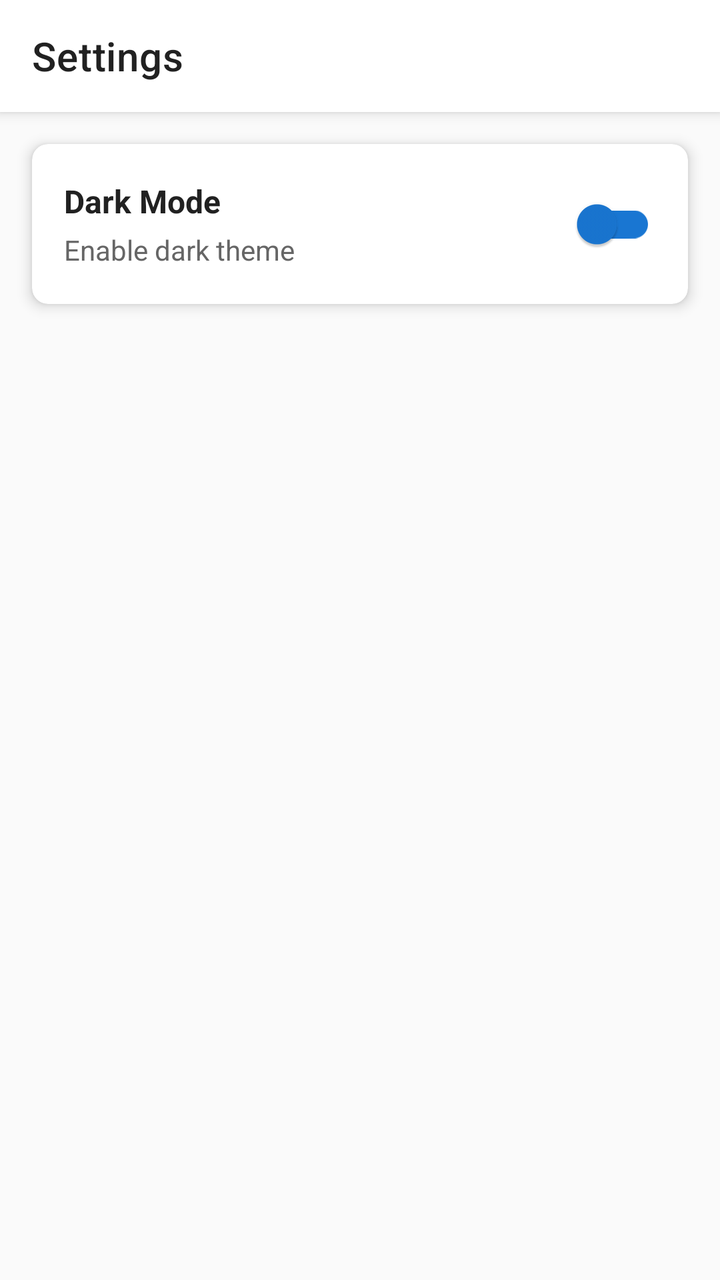
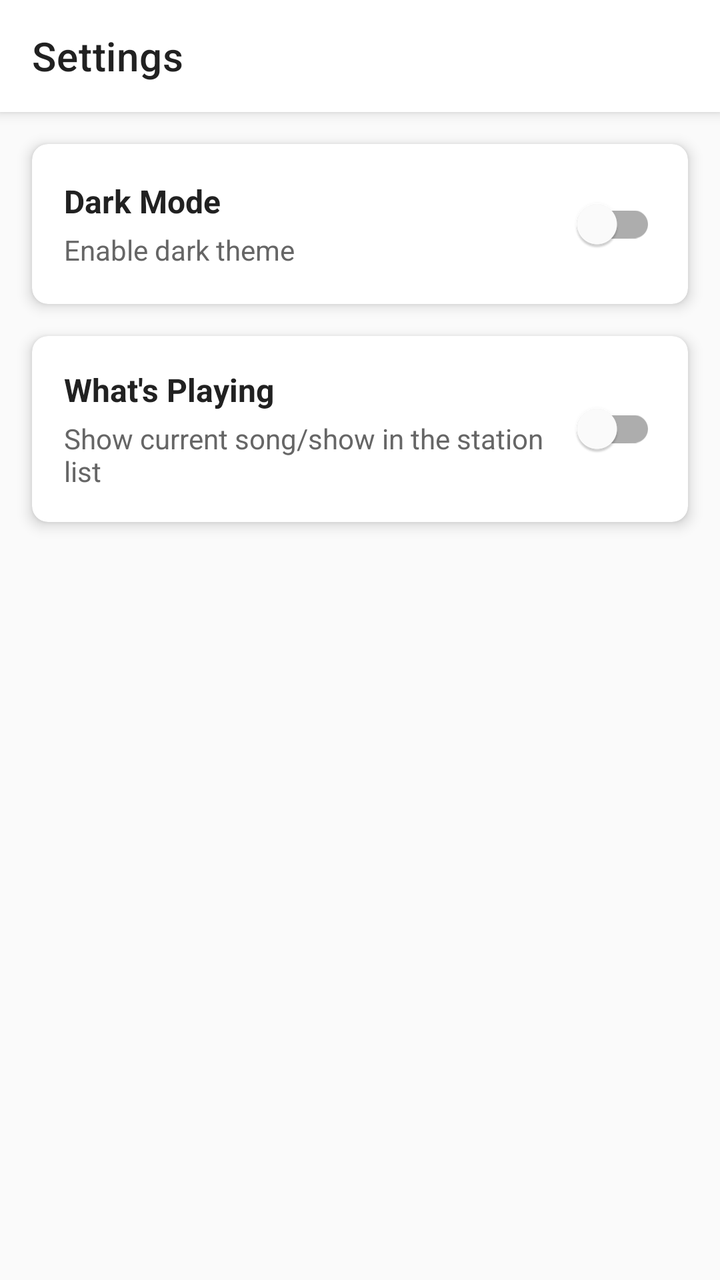

Compare the two renders of this Android layout. The source of the first and the diff that turns it into the second are given below.
<!-- AndroidManifest.xml: application theme Theme.MustacheRadio -->
<!-- res/layout/activity_settings.xml -->
<?xml version="1.0" encoding="utf-8"?>
<LinearLayout xmlns:android="http://schemas.android.com/apk/res/android"
    xmlns:app="http://schemas.android.com/apk/res-auto"
    android:layout_width="match_parent"
    android:layout_height="match_parent"
    android:orientation="vertical"
    android:background="@color/background">

    <com.google.android.material.appbar.MaterialToolbar
        android:id="@+id/toolbar"
        android:layout_width="match_parent"
        android:layout_height="?attr/actionBarSize"
        android:background="@color/toolbar_background"
        android:elevation="4dp"
        app:title="Settings"
        app:titleTextColor="@color/primary_text"
        app:navigationIconTint="@color/primary_text" />

    <com.google.android.material.card.MaterialCardView
        android:layout_width="match_parent"
        android:layout_height="wrap_content"
        android:layout_margin="16dp"
        app:cardBackgroundColor="@color/card_background"
        app:cardElevation="4dp"
        app:cardCornerRadius="8dp">

        <LinearLayout
            android:layout_width="match_parent"
            android:layout_height="wrap_content"
            android:orientation="horizontal"
            android:gravity="center_vertical"
            android:padding="16dp">

            <LinearLayout
                android:layout_width="0dp"
                android:layout_height="wrap_content"
                android:layout_weight="1"
                android:orientation="vertical">

                <TextView
                    android:layout_width="wrap_content"
                    android:layout_height="wrap_content"
                    android:text="Dark Mode"
                    android:textSize="16sp"
                    android:textColor="@color/primary_text"
                    android:textStyle="bold" />

                <TextView
                    android:layout_width="wrap_content"
                    android:layout_height="wrap_content"
                    android:text="Enable dark theme"
                    android:textSize="14sp"
                    android:textColor="@color/secondary_text"
                    android:layout_marginTop="4dp" />

            </LinearLayout>

            <com.google.android.material.switchmaterial.SwitchMaterial
                android:id="@+id/darkModeSwitch"
                android:layout_width="wrap_content"
                android:layout_height="wrap_content"
                app:thumbTint="@color/primary"
                app:trackTint="@color/primary" />

        </LinearLayout>

    </com.google.android.material.card.MaterialCardView>

    <TextView
        android:id="@+id/versionText"
        android:layout_width="match_parent"
        android:layout_height="wrap_content"
        android:layout_marginTop="16dp"
        android:gravity="center"
        android:textSize="13sp"
        android:textColor="@color/secondary_text" />

</LinearLayout>
<!-- resources referenced by this layout -->
<resources>
  <color name="background">#FAFAFA</color>
  <color name="card_background">#FFFFFF</color>
  <color name="primary">#1976D2</color>
  <color name="primary_text">#212121</color>
  <color name="secondary_text">#666666</color>
  <color name="toolbar_background">#FFFFFF</color>
  <style name="Theme.MustacheRadio" parent="Theme.MaterialComponents.DayNight.NoActionBar">
          
          <item name="colorPrimary">@color/primary</item>
          <item name="colorPrimaryVariant">@color/primary_dark</item>
          <item name="colorOnPrimary">@color/white</item>
          
          <item name="colorSecondary">@color/accent</item>
          <item name="colorSecondaryVariant">@color/teal_700</item>
          <item name="colorOnSecondary">@color/black</item>
          
          <item name="android:statusBarColor">?attr/colorPrimaryVariant</item>
          
          <item name="android:windowBackground">@color/background</item>
      </style>
  <color name="primary_dark">#0D47A1</color>
  <color name="white">#FFFFFFFF</color>
  <color name="accent">#2196F3</color>
  <color name="teal_700">#FF018786</color>
  <color name="black">#FF000000</color>
</resources>

<!-- the commit's change to res/layout/activity_settings.xml (unified diff, before → after) -->
@@ -58,9 +58,57 @@
             <com.google.android.material.switchmaterial.SwitchMaterial
                 android:id="@+id/darkModeSwitch"
                 android:layout_width="wrap_content"
+                android:layout_height="wrap_content" />
+
+        </LinearLayout>
+
+    </com.google.android.material.card.MaterialCardView>
+
+    <com.google.android.material.card.MaterialCardView
+        android:layout_width="match_parent"
+        android:layout_height="wrap_content"
+        android:layout_marginStart="16dp"
+        android:layout_marginEnd="16dp"
+        android:layout_marginBottom="8dp"
+        app:cardBackgroundColor="@color/card_background"
+        app:cardElevation="4dp"
+        app:cardCornerRadius="8dp">
+
+        <LinearLayout
+            android:layout_width="match_parent"
+            android:layout_height="wrap_content"
+            android:orientation="horizontal"
+            android:gravity="center_vertical"
+            android:padding="16dp">
+
+            <LinearLayout
+                android:layout_width="0dp"
                 android:layout_height="wrap_content"
-                app:thumbTint="@color/primary"
-                app:trackTint="@color/primary" />
+                android:layout_weight="1"
+                android:orientation="vertical">
+
+                <TextView
+                    android:layout_width="wrap_content"
+                    android:layout_height="wrap_content"
+                    android:text="What's Playing"
+                    android:textSize="16sp"
+                    android:textColor="@color/primary_text"
+                    android:textStyle="bold" />
+
+                <TextView
+                    android:layout_width="wrap_content"
+                    android:layout_height="wrap_content"
+                    android:text="Show current song/show in the station list"
+                    android:textSize="14sp"
+                    android:textColor="@color/secondary_text"
+                    android:layout_marginTop="4dp" />
+
+            </LinearLayout>
+
+            <com.google.android.material.switchmaterial.SwitchMaterial
+                android:id="@+id/whatsPlayingSwitch"
+                android:layout_width="wrap_content"
+                android:layout_height="wrap_content" />
 
         </LinearLayout>
 
